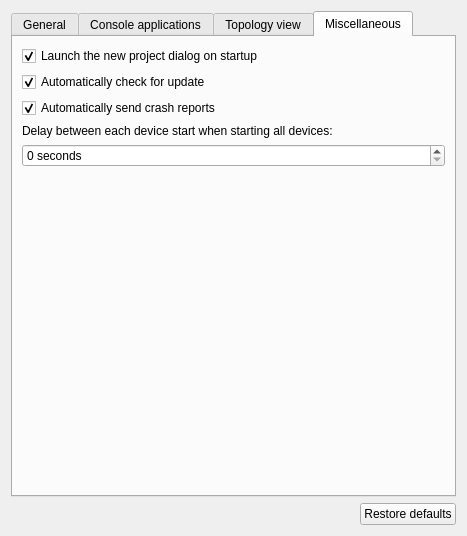
First picture: the form in gns3/ui/general_preferences_page.ui, repository GNS3/gns3-gui, before the edit.
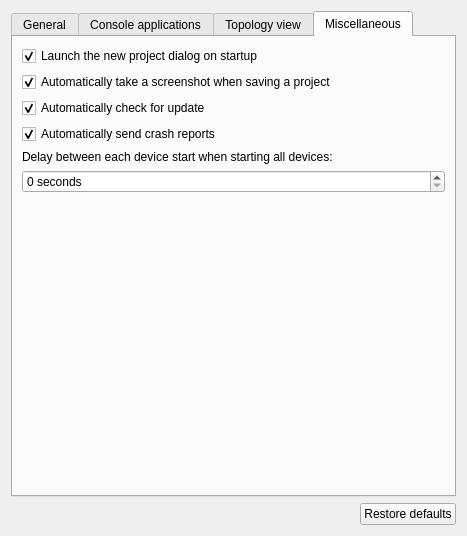
Second picture: the form after the edit. The open tabs and pages were chosen to show the change.

Commit message: Option to automatically take or not a screenshot when saving a project. Fixes #203.

```diff
--- a/gns3/ui/general_preferences_page.ui
+++ b/gns3/ui/general_preferences_page.ui
@@ -522,6 +522,16 @@
          </property>
         </widget>
        </item>
+       <item>
+        <widget class="QCheckBox" name="uiAutoScreenshotCheckBox">
+         <property name="text">
+          <string>Automatically take a screenshot when saving a project</string>
+         </property>
+         <property name="checked">
+          <bool>true</bool>
+         </property>
+        </widget>
+       </item>
        <item>
         <widget class="QCheckBox" name="uiCheckForUpdateCheckBox">
          <property name="text">
```
The commit also changes 4 other files.
